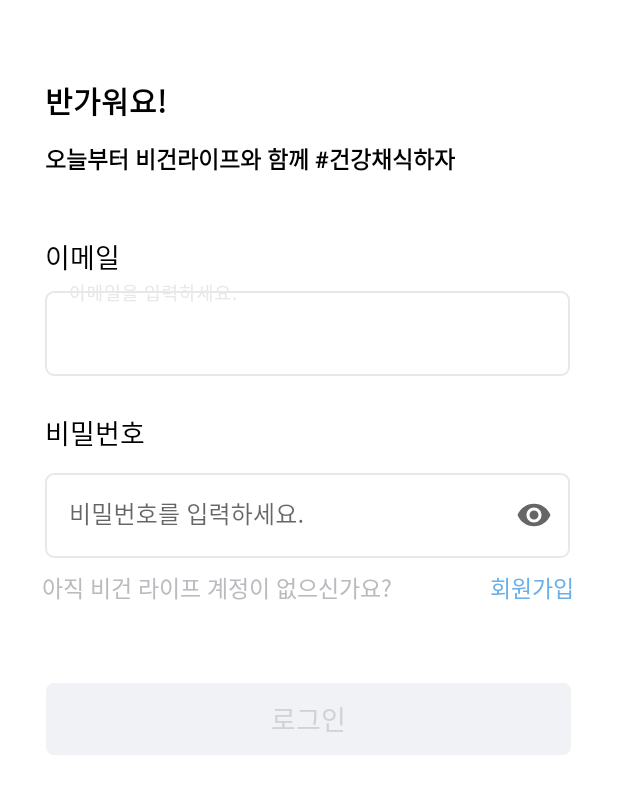
After one commit to kimsw215/Vegan_Life, an Android app: the layout activity_login.xml on its own in the app's theme, with its tools: preview values and no code run, on a phone screen of 412 x 824 dp. The commit adds this screen. Shown: the top 794 px of the screen. Run offline under Robolectric (Android 15) with nearby library versions, the phone set to English and light mode, and no system bars.

Commit message:
login_activity ui 변경

```diff
--- /dev/null
+++ b/app/src/main/java/kr/ac/kpu/ce2019152012/vegan_life/Login_Join/LoginActivity.kt
@@ -0,0 +1,36 @@
+package kr.ac.kpu.ce2019152012.vegan_life.Login_Join
+
+import android.graphics.Color
+import android.graphics.Paint
+import androidx.appcompat.app.AppCompatActivity
+import android.os.Bundle
+import androidx.core.widget.addTextChangedListener
+import kr.ac.kpu.ce2019152012.vegan_life.R
+import kr.ac.kpu.ce2019152012.vegan_life.databinding.ActivityLoginBinding
+
+class LoginActivity : AppCompatActivity() {
+    private lateinit var binding : ActivityLoginBinding
+
+
+
+    override fun onCreate(savedInstanceState: Bundle?) {
+        super.onCreate(savedInstanceState)
+
+        binding = ActivityLoginBinding.inflate(layoutInflater)
+        setContentView(binding.root)
+
+        binding.joinText.paintFlags = Paint.UNDERLINE_TEXT_FLAG
+
+        binding.editPw.addTextChangedListener {
+            if(it!!.length > 4){
+                binding.loginBtn.isClickable = true
+                binding.loginBtn.isEnabled = true
+            } else {
+                binding.loginBtn.isClickable = false
+                binding.loginBtn.isEnabled = false
+            }
+        }
+
+
+    }
+}
--- a/app/src/main/java/kr/ac/kpu/ce2019152012/vegan_life/MainActivity.kt
+++ b/app/src/main/java/kr/ac/kpu/ce2019152012/vegan_life/MainActivity.kt
@@ -2,10 +2,15 @@ package kr.ac.kpu.ce2019152012.vegan_life
 
 import androidx.appcompat.app.AppCompatActivity
 import android.os.Bundle
+import android.util.Log
+import com.kakao.sdk.common.util.Utility
 
 class MainActivity : AppCompatActivity() {
     override fun onCreate(savedInstanceState: Bundle?) {
         super.onCreate(savedInstanceState)
         setContentView(R.layout.activity_main)
+
+        val keyHash = Utility.getKeyHash(this)//onCreate 안에 입력해주자
+        Log.d("Hash", keyHash)
     }
 }
--- a/app/src/main/java/kr/ac/kpu/ce2019152012/vegan_life/SplashActivity/SplashActivity.kt
+++ b/app/src/main/java/kr/ac/kpu/ce2019152012/vegan_life/SplashActivity/SplashActivity.kt
@@ -4,6 +4,7 @@ import android.content.Intent
 import androidx.appcompat.app.AppCompatActivity
 import android.os.Bundle
 import android.os.Handler
+import kr.ac.kpu.ce2019152012.vegan_life.Login_Join.LoginActivity
 import kr.ac.kpu.ce2019152012.vegan_life.MainActivity
 import kr.ac.kpu.ce2019152012.vegan_life.R
 
@@ -13,7 +14,7 @@ class SplashActivity : AppCompatActivity() {
         setContentView(R.layout.activity_splash)
 
         Handler().postDelayed({
-            val intent = Intent(this, MainActivity::class.java)
+            val intent = Intent(this, LoginActivity::class.java)
             intent.addFlags(Intent.FLAG_ACTIVITY_NO_ANIMATION)
             startActivity(intent)
             finish()
--- /dev/null
+++ b/app/src/main/res/color/selector_button.xml
@@ -0,0 +1,7 @@
+<?xml version="1.0" encoding="utf-8"?>
+<selector xmlns:android="http://schemas.android.com/apk/res/android">
+    <item android:color="@color/primaycolor"
+        android:state_enabled="true"/>
+    <item android:color="@color/unablebutton"
+        android:state_enabled="false"/>
+</selector>
--- /dev/null
+++ b/app/src/main/res/color/selector_textcolor.xml
@@ -0,0 +1,8 @@
+<?xml version="1.0" encoding="utf-8"?>
+<selector xmlns:android="http://schemas.android.com/apk/res/android">
+    <item android:color="@color/white"
+        android:state_enabled="true"/>
+
+    <item android:color="@color/unabletetxt"
+        android:state_enabled="false"/>
+</selector>
--- /dev/null
+++ b/app/src/main/res/drawable-v24/button_background_stroke.xml
@@ -0,0 +1,14 @@
+<?xml version="1.0" encoding="utf-8"?>
+<selector xmlns:android="http://schemas.android.com/apk/res/android">
+
+    <item android:state_enabled="true">
+        <shape>
+            <solid android:color="@color/white" />
+            <corners android:radius="5dp" />
+            <stroke android:width="1dp"
+                android:color="@color/stroke" />
+        </shape>
+
+    </item>
+
+</selector>
--- /dev/null
+++ b/app/src/main/res/drawable-v24/login_button_background_stroke.xml
@@ -0,0 +1,19 @@
+<?xml version="1.0" encoding="utf-8"?>
+<selector xmlns:android="http://schemas.android.com/apk/res/android">
+
+    <item android:state_enabled="true">
+        <shape>
+            <solid android:color="@color/selector_button" />
+            <corners android:radius="5dp" />
+        </shape>
+    </item>
+
+    <item android:state_enabled="false">
+        <shape>
+            <solid android:color="@color/selector_button" />
+            <corners android:radius="5dp" />
+        </shape>
+
+    </item>
+
+</selector>
--- /dev/null
+++ b/app/src/main/res/layout/activity_login.xml
@@ -0,0 +1,149 @@
+<?xml version="1.0" encoding="utf-8"?>
+<androidx.constraintlayout.widget.ConstraintLayout
+    xmlns:android="http://schemas.android.com/apk/res/android"
+    xmlns:app="http://schemas.android.com/apk/res-auto"
+    xmlns:tools="http://schemas.android.com/tools"
+    android:layout_width="match_parent"
+    android:layout_height="match_parent"
+    tools:context=".Login_Join.LoginActivity">
+
+    <TextView
+        android:id="@+id/textView"
+        android:layout_width="wrap_content"
+        android:layout_height="wrap_content"
+        android:layout_marginTop="52dp"
+        android:text="반가워요!"
+        android:textColor="@color/black"
+        android:textSize="20dp"
+        android:textStyle="bold"
+        app:layout_constraintEnd_toEndOf="parent"
+        app:layout_constraintHorizontal_bias="0.09"
+        app:layout_constraintStart_toStartOf="parent"
+        app:layout_constraintTop_toTopOf="parent" />
+
+    <TextView
+        android:id="@+id/textView2"
+        android:layout_width="wrap_content"
+        android:layout_height="wrap_content"
+        android:layout_marginTop="12dp"
+        android:text="오늘부터 비건라이프와 함께 #건강채식하자"
+        android:textColor="@color/black"
+        android:textSize="15dp"
+        android:textStyle="bold"
+        app:layout_constraintEnd_toEndOf="@+id/textView"
+        app:layout_constraintHorizontal_bias="0.0"
+        app:layout_constraintStart_toStartOf="@+id/textView"
+        app:layout_constraintTop_toBottomOf="@+id/textView" />
+
+    <TextView
+        android:id="@+id/textView5"
+        android:layout_width="wrap_content"
+        android:layout_height="wrap_content"
+        android:layout_marginTop="40dp"
+        android:text="이메일"
+        android:textSize="18dp"
+        android:textColor="@color/black"
+        app:layout_constraintEnd_toEndOf="@+id/textView2"
+        app:layout_constraintHorizontal_bias="0.0"
+        app:layout_constraintStart_toStartOf="@+id/textView2"
+        app:layout_constraintTop_toBottomOf="@+id/textView2" />
+
+    <com.google.android.material.textfield.TextInputLayout
+        android:id="@+id/idtextField"
+        style="@style/Widget.MaterialComponents.TextInputLayout.OutlinedBox"
+        android:layout_width="350dp"
+        android:layout_height="wrap_content"
+        android:layout_gravity="center"
+        android:layout_marginTop="4dp"
+        android:hint="이메일을 입력하세요."
+        app:hintTextColor="@color/stroke"
+        app:layout_constraintEnd_toEndOf="@+id/textView5"
+        app:layout_constraintHorizontal_bias="0.0"
+        app:layout_constraintStart_toStartOf="@+id/textView5"
+        app:layout_constraintTop_toBottomOf="@+id/textView5">
+
+        <com.google.android.material.textfield.TextInputEditText
+            android:id="@+id/edit_id"
+            android:layout_width="match_parent"
+            android:layout_height="wrap_content"
+            android:background="@drawable/button_background_stroke" />
+    </com.google.android.material.textfield.TextInputLayout>
+
+    <TextView
+        android:id="@+id/textView6"
+        android:layout_width="wrap_content"
+        android:layout_height="wrap_content"
+        android:layout_marginTop="24dp"
+        android:text="비밀번호"
+        android:textSize="18dp"
+        android:textColor="@color/black"
+        app:layout_constraintEnd_toEndOf="@+id/idtextField"
+        app:layout_constraintHorizontal_bias="0.0"
+        app:layout_constraintStart_toStartOf="@+id/idtextField"
+        app:layout_constraintTop_toBottomOf="@+id/idtextField" />
+
+    <com.google.android.material.textfield.TextInputLayout
+        android:id="@+id/pwtextField"
+        style="@style/Widget.MaterialComponents.TextInputLayout.OutlinedBox"
+        android:layout_width="350dp"
+        android:layout_height="wrap_content"
+        android:layout_gravity="center"
+        android:layout_marginTop="8dp"
+        android:hint="비밀번호를 입력하세요."
+        app:endIconMode="password_toggle"
+        app:hintTextColor="@color/hintcolor"
+        app:layout_constraintEnd_toEndOf="@+id/textView6"
+        app:layout_constraintHorizontal_bias="0.0"
+        app:layout_constraintStart_toStartOf="@+id/textView6"
+        app:layout_constraintTop_toBottomOf="@+id/textView6">
+
+        <com.google.android.material.textfield.TextInputEditText
+            android:id="@+id/edit_pw"
+            android:layout_width="match_parent"
+            android:layout_height="wrap_content"
+            android:background="@drawable/button_background_stroke"
+            android:inputType="textPassword" />
+    </com.google.android.material.textfield.TextInputLayout>
+
+    <androidx.appcompat.widget.AppCompatButton
+        android:id="@+id/login_btn"
+        android:layout_width="350dp"
+        android:layout_height="wrap_content"
+        android:layout_marginTop="52dp"
+        android:background="@drawable/login_button_background_stroke"
+        android:enabled="false"
+        android:text="로그인"
+        android:textColor="@color/selector_textcolor"
+        android:textSize="18dp"
+        app:layout_constraintEnd_toEndOf="parent"
+        app:layout_constraintHorizontal_bias="0.491"
+        app:layout_constraintStart_toStartOf="parent"
+        app:layout_constraintTop_toBottomOf="@+id/textView4" />
+
+    <TextView
+        android:id="@+id/textView4"
+        android:layout_width="wrap_content"
+        android:layout_height="wrap_content"
+        android:layout_marginStart="28dp"
+        android:layout_marginTop="8dp"
+        android:text="아직 비건 라이프 계정이 없으신가요? "
+        android:textColor="@color/hintcolor"
+        android:textSize="15dp"
+        app:layout_constraintStart_toStartOf="parent"
+        app:layout_constraintTop_toBottomOf="@+id/pwtextField" />
+
+    <TextView
+        android:id="@+id/join_text"
+        android:layout_width="wrap_content"
+        android:layout_height="wrap_content"
+        android:text="회원가입"
+        android:textColor="@color/joincolor"
+        android:textSize="15dp"
+        app:layout_constraintBottom_toBottomOf="@+id/textView4"
+        app:layout_constraintEnd_toEndOf="parent"
+        app:layout_constraintHorizontal_bias="0.677"
+        app:layout_constraintStart_toEndOf="@+id/textView4"
+        app:layout_constraintTop_toTopOf="@+id/textView4"
+        app:layout_constraintVertical_bias="0.0" />
+
+</androidx.constraintlayout.widget.ConstraintLayout>
--- a/app/src/main/res/layout/activity_main.xml
+++ b/app/src/main/res/layout/activity_main.xml
@@ -21,7 +21,13 @@
         <TextView
             android:layout_width="wrap_content"
             android:layout_height="wrap_content"
-            android:text="아니이"/>
+            android:text="아니이"
+            app:layout_constraintBottom_toBottomOf="parent"
+            app:layout_constraintEnd_toEndOf="parent"
+            app:layout_constraintHorizontal_bias="0.25"
+            app:layout_constraintStart_toStartOf="parent"
+            app:layout_constraintTop_toTopOf="parent"
+            app:layout_constraintVertical_bias="0.31" />
 
 
     </androidx.constraintlayout.widget.ConstraintLayout>
--- a/app/src/main/res/layout/activity_splash.xml
+++ b/app/src/main/res/layout/activity_splash.xml
@@ -6,7 +6,7 @@
     android:layout_width="match_parent"
     android:layout_height="match_parent"
     tools:context=".SplashActivity.SplashActivity"
-    android:background="@color/splashback">
+    android:background="@color/primaycolor">
 
 
     <ImageView
--- a/app/src/main/res/values/colors.xml
+++ b/app/src/main/res/values/colors.xml
@@ -8,5 +8,12 @@
     <color name="black">#FF000000</color>
     <color name="white">#FFFFFFFF</color>
     <color name="basiccolor">#FF5FC476</color>
-    <color name="splashback">#FF1BB554</color>
+    <color name="primaycolor">#FF1BB554</color>
+    <color name="graycolor">#8F9090</color>
+    <color name="joincolor">#6BB0EA</color>
+    <color name="hintcolor">#BBBABF</color>
+    <color name="stroke">#E8E8EA</color>
+    <color name="loginback">#FF1BB554</color>
+    <color name="unabletetxt">#D2D1D4</color>
+    <color name="unablebutton">#F1F2F5</color>
 </resources>
--- a/app/src/main/res/values/strings.xml
+++ b/app/src/main/res/values/strings.xml
@@ -1,3 +1,4 @@
 <resources>
     <string name="app_name">Vegan_Life</string>
+    <string name="KAKAO_API_KEY">ae9dd319c362c728157d2407bbce7672</string>
 </resources>
--- a/gradle.properties
+++ b/gradle.properties
@@ -21,3 +21,7 @@ kotlin.code.style=official
 # resources declared in the library itself and none from the library's dependencies,
 # thereby reducing the size of the R class for that library
 android.nonTransitiveRClass=true
+
+#kakao login
+KAKAO_SDK_GROUP=com.kakao.sdk
+KAKAO_SDK_VERSION=1.30.7
--- a/settings.gradle
+++ b/settings.gradle
@@ -10,6 +10,7 @@ dependencyResolutionManagement {
     repositories {
         google()
         mavenCentral()
+        maven { url 'https://devrepo.kakao.com/nexus/content/groups/public/' }
     }
 }
 rootProject.name = "Vegan_Life"
```
Also changed, not shown: app/build.gradle (+11 -1 lines), app/src/main/AndroidManifest.xml (+11 -4 lines), build.gradle (+5 -3 lines).
